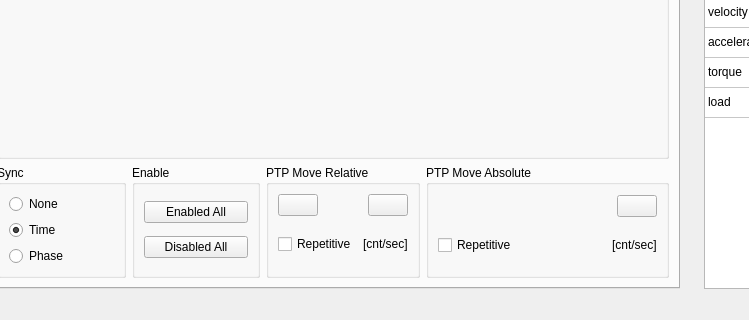
First picture: the form in src/rocosmainwindow.ui, repository thinkexist1989/rocos-dbg, before the edit; both pictures show x 303 to 1052 and y 542 to 862 of the 1272 by 862 pixel window.
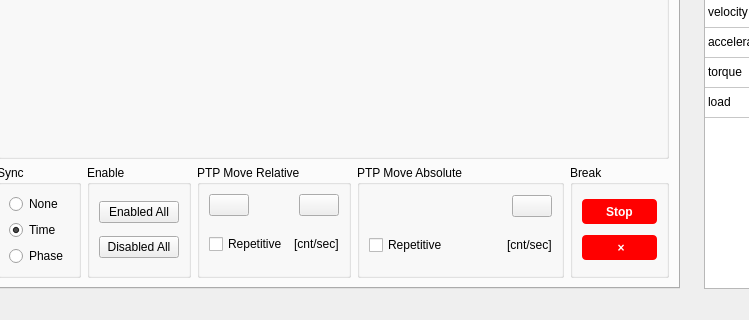
Second picture: the form after the edit. The open tabs and pages were chosen to show the change. Icons and pictures are not drawn.

Commit message:
add sync to MultiAxisMove command
由于点击停止按钮后，多轴同步会被关闭掉，因此在MultiAxisMove中加入sync字段来重新开启时间同步，后期会加入ruckig实现真正意义的在线规划

Diff of the .ui file:
```diff
--- a/src/rocosmainwindow.ui
+++ b/src/rocosmainwindow.ui
@@ -1129,82 +1129,26 @@
        <attribute name="title">
         <string>Multi-Axis Motion</string>
        </attribute>
-       <layout class="QGridLayout" name="gridLayout_18" rowstretch="6,1" columnstretch="3,3,3,0">
-        <item row="1" column="2">
-         <widget class="QGroupBox" name="groupBox_8">
+       <layout class="QGridLayout" name="gridLayout_18" rowstretch="6,1" columnstretch="3,3,3,0,0">
+        <item row="1" column="1">
+         <widget class="QGroupBox" name="groupBox_9">
           <property name="title">
-           <string>PTP Move Relative</string>
+           <string>Enable</string>
           </property>
-          <layout class="QGridLayout" name="gridLayout_16">
-           <item row="0" column="0">
-            <layout class="QHBoxLayout" name="horizontalLayout_8">
-             <item>
-              <widget class="QPushButton" name="ptpRelMinusAll">
-               <property name="text">
-                <string/>
-               </property>
-               <property name="icon">
-                <iconset resource="../res.qrc">
-                 <normaloff>:/res/leftarrow.png</normaloff>:/res/leftarrow.png</iconset>
-               </property>
-              </widget>
-             </item>
-             <item>
-              <spacer name="horizontalSpacer_9">
-               <property name="orientation">
-                <enum>Qt::Horizontal</enum>
-               </property>
-               <property name="sizeHint" stdset="0">
-                <size>
-                 <width>40</width>
-                 <height>20</height>
-                </size>
-               </property>
-              </spacer>
-             </item>
-             <item>
-              <widget class="QPushButton" name="ptpRelPlusAll">
-               <property name="text">
-                <string/>
-               </property>
-               <property name="icon">
-                <iconset resource="../res.qrc">
-                 <normaloff>:/res/rightarrow.png</normaloff>:/res/rightarrow.png</iconset>
-               </property>
-              </widget>
-             </item>
-            </layout>
+          <layout class="QVBoxLayout" name="verticalLayout">
+           <item>
+            <widget class="QPushButton" name="enabledAll">
+             <property name="text">
+              <string>Enabled All</string>
+             </property>
+            </widget>
            </item>
-           <item row="1" column="0">
-            <layout class="QHBoxLayout" name="horizontalLayout_9">
-             <item>
-              <widget class="QCheckBox" name="ptpRelRepeat_2">
-               <property name="text">
-                <string>Repetitive</string>
-               </property>
-              </widget>
-             </item>
-             <item>
-              <spacer name="horizontalSpacer_8">
-               <property name="orientation">
-                <enum>Qt::Horizontal</enum>
-               </property>
-               <property name="sizeHint" stdset="0">
-                <size>
-                 <width>37</width>
-                 <height>17</height>
-                </size>
-               </property>
-              </spacer>
-             </item>
-             <item>
-              <widget class="QLabel" name="ptpRelUnit_2">
-               <property name="text">
-                <string>[cnt/sec]</string>
-               </property>
-              </widget>
-             </item>
-            </layout>
+           <item>
+            <widget class="QPushButton" name="disabledAll">
+             <property name="text">
+              <string>Disabled All</string>
+             </property>
+            </widget>
            </item>
           </layout>
          </widget>
@@ -1273,29 +1217,6 @@
           </layout>
          </widget>
         </item>
-        <item row="1" column="1">
-         <widget class="QGroupBox" name="groupBox_9">
-          <property name="title">
-           <string>Enable</string>
-          </property>
-          <layout class="QVBoxLayout" name="verticalLayout">
-           <item>
-            <widget class="QPushButton" name="enabledAll">
-             <property name="text">
-              <string>Enabled All</string>
-             </property>
-            </widget>
-           </item>
-           <item>
-            <widget class="QPushButton" name="disabledAll">
-             <property name="text">
-              <string>Disabled All</string>
-             </property>
-            </widget>
-           </item>
-          </layout>
-         </widget>
-        </item>
         <item row="1" column="0">
          <widget class="QGroupBox" name="groupBox_11">
           <property name="title">
@@ -1329,7 +1250,173 @@
           </layout>
          </widget>
         </item>
-        <item row="0" column="0" colspan="4">
+        <item row="1" column="2">
+         <widget class="QGroupBox" name="groupBox_8">
+          <property name="title">
+           <string>PTP Move Relative</string>
+          </property>
+          <layout class="QGridLayout" name="gridLayout_16">
+           <item row="0" column="0">
+            <layout class="QHBoxLayout" name="horizontalLayout_8">
+             <item>
+              <widget class="QPushButton" name="ptpRelMinusAll">
+               <property name="text">
+                <string/>
+               </property>
+               <property name="icon">
+                <iconset resource="../res.qrc">
+                 <normaloff>:/res/leftarrow.png</normaloff>:/res/leftarrow.png</iconset>
+               </property>
+              </widget>
+             </item>
+             <item>
+              <spacer name="horizontalSpacer_9">
+               <property name="orientation">
+                <enum>Qt::Horizontal</enum>
+               </property>
+               <property name="sizeHint" stdset="0">
+                <size>
+                 <width>40</width>
+                 <height>20</height>
+                </size>
+               </property>
+              </spacer>
+             </item>
+             <item>
+              <widget class="QPushButton" name="ptpRelPlusAll">
+               <property name="text">
+                <string/>
+               </property>
+               <property name="icon">
+                <iconset resource="../res.qrc">
+                 <normaloff>:/res/rightarrow.png</normaloff>:/res/rightarrow.png</iconset>
+               </property>
+              </widget>
+             </item>
+            </layout>
+           </item>
+           <item row="1" column="0">
+            <layout class="QHBoxLayout" name="horizontalLayout_9">
+             <item>
+              <widget class="QCheckBox" name="ptpRelRepeat_2">
+               <property name="text">
+                <string>Repetitive</string>
+               </property>
+              </widget>
+             </item>
+             <item>
+              <spacer name="horizontalSpacer_8">
+               <property name="orientation">
+                <enum>Qt::Horizontal</enum>
+               </property>
+               <property name="sizeHint" stdset="0">
+                <size>
+                 <width>37</width>
+                 <height>17</height>
+                </size>
+               </property>
+              </spacer>
+             </item>
+             <item>
+              <widget class="QLabel" name="ptpRelUnit_2">
+               <property name="text">
+                <string>[cnt/sec]</string>
+               </property>
+              </widget>
+             </item>
+            </layout>
+           </item>
+          </layout>
+         </widget>
+        </item>
+        <item row="1" column="4">
+         <widget class="QGroupBox" name="groupBox_Break">
+          <property name="title">
+           <string>Break</string>
+          </property>
+          <layout class="QGridLayout" name="gridLayout_19">
+           <item row="0" column="0">
+            <widget class="QPushButton" name="multiStopBtn">
+             <property name="styleSheet">
+              <string notr="true">
+/**********按钮**********/
+QPushButton {
+  border-radius: 4px;
+  border: none;
+  width: 75px;
+  height: 25px;
+  
+  font: 9pt &quot;Microsoft YaHei UI&quot;;
+  font-weight: bold;
+
+}
+
+QPushButton:enabled {
+  background: rgb(255, 0, 0);
+  color: white;
+}
+
+QPushButton:!enabled {
+  background: rgb(255, 180, 180);
+  color: white;
+}
+
+QPushButton:enabled:hover {
+  background: rgb(255, 0, 0);
+}
+
+QPushButton:enabled:pressed {
+  background: rgb(255, 0, 0);
+}</string>
+             </property>
+             <property name="text">
+              <string>Stop</string>
+             </property>
+            </widget>
+           </item>
+           <item row="1" column="0">
+            <widget class="QPushButton" name="multiCancelBtn">
+             <property name="styleSheet">
+              <string notr="true">
+/**********按钮**********/
+QPushButton {
+  border-radius: 4px;
+  border: none;
+  width: 75px;
+  height: 25px;
+  
+  font: 9pt &quot;Microsoft YaHei UI&quot;;
+  font-weight: bold;
+
+}
+
+QPushButton:enabled {
+  background: rgb(255, 0, 0);
+  color: white;
+}
+
+QPushButton:!enabled {
+  background: rgb(255, 180, 180);
+  color: white;
+}
+
+QPushButton:enabled:hover {
+  background: rgb(255, 0, 0);
+}
+
+QPushButton:enabled:pressed {
+  background: rgb(255, 0, 0);
+}</string>
+             </property>
+             <property name="text">
+              <string> ×</string>
+             </property>
+            </widget>
+           </item>
+          </layout>
+         </widget>
+        </item>
+        <item row="0" column="0" colspan="5">
          <widget class="QGroupBox" name="AxesGrpBox">
           <property name="title">
            <string>Axes</string>
```
Left out of the diff: 2 changed lines with no effect on the pictures. The commit also changes 4 other files.
